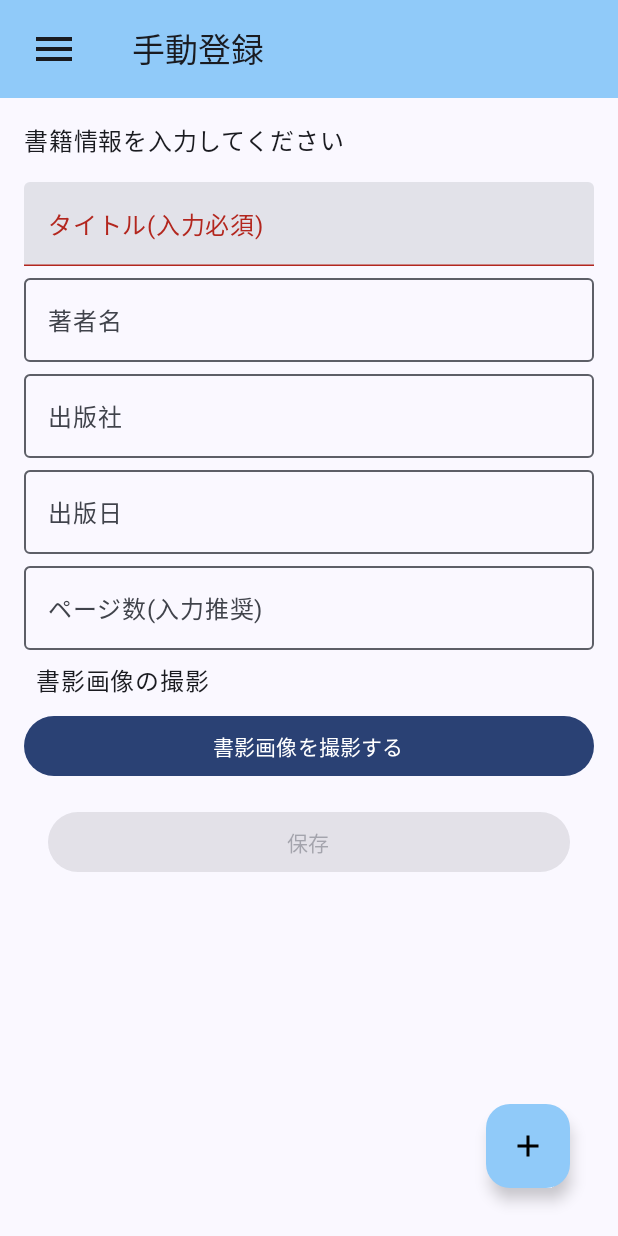
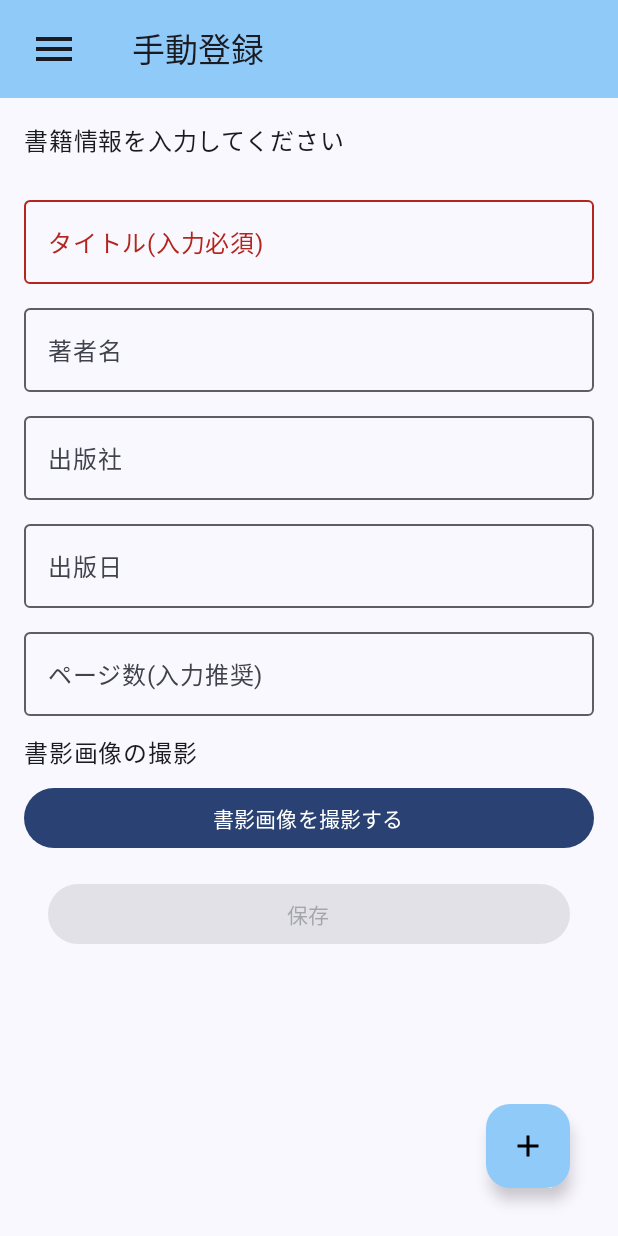
Before and after one commit to suzukibelltree/ReadTrack, an Android app built with Jetpack Compose: the ManualBookEntryScreen screen opened through its navigation route, on a phone screen of 412 x 824 dp. Run offline under Robolectric (Android 15) with nearby library versions, the light colour scheme and no system bars; our stand-ins replace Dagger/Hilt's generated code; libraries missing offline, so code that uses them is left out: com.patrykandpatrick.vico; pictures from the network do not load; 4 statements that could not run were skipped.

Commit message:
書籍の手動登録部分のリファクタリング

```diff
--- a/app/src/main/java/com/belltree/readtrack/compose/registerManually/ManualBookEntryScreen.kt
+++ b/app/src/main/java/com/belltree/readtrack/compose/registerManually/ManualBookEntryScreen.kt
@@ -4,6 +4,7 @@ import android.Manifest
 import android.content.Context
 import android.content.pm.PackageManager
 import android.net.Uri
+import android.widget.Toast
 import androidx.activity.compose.rememberLauncherForActivityResult
 import androidx.activity.result.contract.ActivityResultContracts
 import androidx.compose.foundation.layout.Column
@@ -17,13 +18,11 @@ import androidx.compose.foundation.verticalScroll
 import androidx.compose.material3.Button
 import androidx.compose.material3.OutlinedTextField
 import androidx.compose.material3.Text
-import androidx.compose.material3.TextField
 import androidx.compose.runtime.Composable
+import androidx.compose.runtime.LaunchedEffect
 import androidx.compose.runtime.collectAsState
 import androidx.compose.runtime.getValue
-import androidx.compose.runtime.mutableStateOf
 import androidx.compose.runtime.remember
-import androidx.compose.runtime.setValue
 import androidx.compose.ui.Modifier
 import androidx.compose.ui.platform.LocalContext
 import androidx.compose.ui.text.input.KeyboardType
@@ -39,11 +38,6 @@ import java.text.SimpleDateFormat
 import java.util.Date
 import java.util.Locale
 
-/**
- * 書籍情報を手動で登録する画面
- * @param navController ナビゲーションコントローラー
- * @param viewModel 書籍情報を登録するViewModel
- */
 @Composable
 fun ManualBookEntryScreen(
     navController: NavController,
@@ -51,117 +45,121 @@ fun ManualBookEntryScreen(
 ) {
     val formState by viewModel.formState.collectAsState()
     val context = LocalContext.current
+    val eventFlow = viewModel.eventFlow
     val scrollState = rememberScrollState()
 
     // 撮影した書影画像の一時保存用URI
-    val imageUri = remember { createImageUri(context) }
+    var imageUri = remember { createImageUri(context) }
 
-    // カメラ権限の状態を管理する
-    var hasCameraPermission by remember {
-        mutableStateOf(
-            ContextCompat.checkSelfPermission(
-                context,
-                Manifest.permission.CAMERA
-            ) == PackageManager.PERMISSION_GRANTED
-        )
+    LaunchedEffect(Unit) {
+        eventFlow.collect { event ->
+            when (event) {
+                is ManualBookUiEvent.CameraPermissionDenied -> {
+                    Toast.makeText(context, "カメラの使用が許可されていません", Toast.LENGTH_SHORT)
+                        .show()
+                }
+
+                is ManualBookUiEvent.ThumbnailSelectionCanceled -> {
+                    Toast.makeText(context, "撮影がキャンセルされました", Toast.LENGTH_SHORT).show()
+                }
+
+                is ManualBookUiEvent.BookSaved -> {
+                    navController.navigate(Route.Library) {
+                        popUpTo(Route.RegisterManually) { inclusive = true }
+                    }
+                }
+            }
+        }
     }
 
     // カメラランチャー
     val cameraLauncher = rememberLauncherForActivityResult(
-        contract = ActivityResultContracts.TakePicture(),
-        onResult = { success ->
-            if (success) {
-                viewModel.onThumbnailSelected(imageUri.toString())
-            }
+        contract = ActivityResultContracts.TakePicture()
+    ) { success ->
+        if (success) {
+            viewModel.onThumbnailSelected(imageUri.toString())
+        } else {
+            // 撮影キャンセル時の処理（例：Snackbarなどに変更可能）
+            viewModel.onThumbnailSelectionCanceled()
         }
-    )
+    }
 
-    // 権限要求
+    // 権限要求ランチャー
     val permissionLauncher = rememberLauncherForActivityResult(
-        contract = ActivityResultContracts.RequestPermission(),
-        onResult = { isGranted ->
-            hasCameraPermission = isGranted
-            if (isGranted) {
-                // 権限が許可されたらカメラを起動
-                cameraLauncher.launch(imageUri)
-            }
+        contract = ActivityResultContracts.RequestPermission()
+    ) { isGranted ->
+        if (isGranted) {
+            val uri = createImageUri(context)
+            imageUri = uri
+            cameraLauncher.launch(uri)
+        } else {
+            viewModel.onCameraPermissionDenied()
         }
-    )
+    }
 
     Column(
         modifier = Modifier
             .fillMaxSize()
-            .padding(16.dp)
+            .padding(horizontal = 16.dp)
             .verticalScroll(scrollState)
     ) {
         Text(
             text = "書籍情報を入力してください",
-            modifier = Modifier.padding(bottom = 16.dp)
+            modifier = Modifier.padding(vertical = 16.dp)
         )
 
-        // タイトルの入力
-        TextField(
+        LabeledTextField(
             value = formState.title,
-            onValueChange = { viewModel.updateTitle(it) },
-            label = { Text("タイトル(入力必須)") },
-            singleLine = true,
-            modifier = Modifier.fillMaxWidth(),
-            isError = formState.title.isBlank(),
+            onValueChange = viewModel::updateTitle,
+            label = "タイトル(入力必須)",
+            isError = formState.title.isBlank()
         )
 
-        // 著者名の入力
-        OutlinedTextField(
+        LabeledTextField(
             value = formState.author,
-            onValueChange = { viewModel.updateAuthor(it) },
-            label = { Text("著者名") },
-            singleLine = true,
-            modifier = Modifier.fillMaxWidth()
+            onValueChange = viewModel::updateAuthor,
+            label = "著者名"
         )
 
-        // 出版社名の入力
-        OutlinedTextField(
+        LabeledTextField(
             value = formState.publisher,
-            onValueChange = { viewModel.updatePublisher(it) },
-            label = { Text("出版社") },
-            singleLine = true,
-            modifier = Modifier.fillMaxWidth()
+            onValueChange = viewModel::updatePublisher,
+            label = "出版社"
         )
 
-        OutlinedTextField(
+        LabeledTextField(
             value = formState.publishedDate,
-            onValueChange = { viewModel.updatePublishedDate(it) },
-            label = { Text("出版日") },
-            placeholder = { Text(text = "例:2024-10-01") },
-            singleLine = true,
-            modifier = Modifier.fillMaxWidth()
+            onValueChange = viewModel::updatePublishedDate,
+            label = "出版日",
+            placeholder = "例: 2024-10-01"
         )
 
-        OutlinedTextField(
+        LabeledTextField(
             value = formState.pageCount,
-            onValueChange = { viewModel.updatePageCount(it) },
-            label = { Text("ページ数(入力推奨)") },
-            placeholder = { Text(text = "例:300") },
-            modifier = Modifier.fillMaxWidth(),
-            singleLine = true,
-            keyboardOptions = KeyboardOptions.Default.copy(keyboardType = KeyboardType.Number)
+            onValueChange = viewModel::updatePageCount,
+            label = "ページ数(入力推奨)",
+            placeholder = "例: 300",
+            isNumber = true
         )
 
-        Text(
-            text = "書影画像の撮影",
-            modifier = Modifier.padding(8.dp)
-        )
+        Text("書影画像の撮影", modifier = Modifier.padding(vertical = 8.dp))
 
         Button(
             onClick = {
-                if (hasCameraPermission) {
-                    cameraLauncher.launch(imageUri)
+                if (ContextCompat.checkSelfPermission(
+                        context, Manifest.permission.CAMERA
+                    ) == PackageManager.PERMISSION_GRANTED
+                ) {
+                    val uri = createImageUri(context)
+                    imageUri = uri
+                    cameraLauncher.launch(uri)
                 } else {
                     permissionLauncher.launch(Manifest.permission.CAMERA)
                 }
             },
             modifier = Modifier.fillMaxWidth()
         ) {
-            Text(text = "書影画像を撮影する")
+            Text("書影画像を撮影する")
         }
 
         formState.thumbnail?.let { uri ->
@@ -171,14 +169,16 @@ fun ManualBookEntryScreen(
                 modifier = Modifier
                     .fillMaxWidth()
                     .padding(16.dp)
-                    .height(120.dp),
+                    .height(120.dp)
             )
         }
 
         Button(
             onClick = {
                 viewModel.saveBook {
-                    navController.navigate(Route.Library)
+                    navController.navigate(Route.Library) {
+                        popUpTo(Route.RegisterManually) { inclusive = true }
+                    }
                 }
             },
             enabled = formState.isSaveEnabled,
@@ -192,18 +192,45 @@ fun ManualBookEntryScreen(
 }
 
 /**
- * カメラで撮影した画像を保存するためのURIを作成する関数
+ * 再利用可能なテキスト入力フィールド
+ */
+@Composable
+fun LabeledTextField(
+    value: String,
+    onValueChange: (String) -> Unit,
+    label: String,
+    placeholder: String = "",
+    isNumber: Boolean = false,
+    isError: Boolean = false
+) {
+    OutlinedTextField(
+        value = value,
+        onValueChange = onValueChange,
+        label = { Text(label) },
+        placeholder = { if (placeholder.isNotEmpty()) Text(placeholder) },
+        singleLine = true,
+        isError = isError,
+        modifier = Modifier
+            .fillMaxWidth()
+            .padding(vertical = 4.dp),
+        keyboardOptions = if (isNumber) {
+            KeyboardOptions.Default.copy(keyboardType = KeyboardType.Number)
+        } else {
+            KeyboardOptions.Default
+        }
+    )
+}
+
+/**
+ * 書影画像を保存する一時URIを生成
  */
 private fun createImageUri(context: Context): Uri {
-    val timeStamp = SimpleDateFormat("yyyyMMdd_HHmmss", Locale.getDefault()).format(Date())
-    val imageFileName = "book_image_$timeStamp.jpg"
-    val storageDir = File(context.getExternalFilesDir(null), "book_images")
-
-    if (!storageDir.exists()) {
-        storageDir.mkdirs()
+    val timeStamp = SimpleDateFormat("yyyyMMdd_HHmmss", Locale.US).format(Date())
+    val fileName = "book_image_$timeStamp.jpg"
+    val storageDir = File(context.getExternalFilesDir(null), "book_images").apply {
+        if (!exists()) mkdirs()
     }
-
-    val imageFile = File(storageDir, imageFileName)
+    val imageFile = File(storageDir, fileName)
 
     return FileProvider.getUriForFile(
         context,
```
Also changed, not shown: app/src/main/java/com/belltree/readtrack/compose/registerManually/ManualBookEntryViewModel.kt (+18 -0 lines), app/src/main/java/com/belltree/readtrack/compose/registerManually/ManualBookUiEvent.kt (added, +7 -0 lines).
